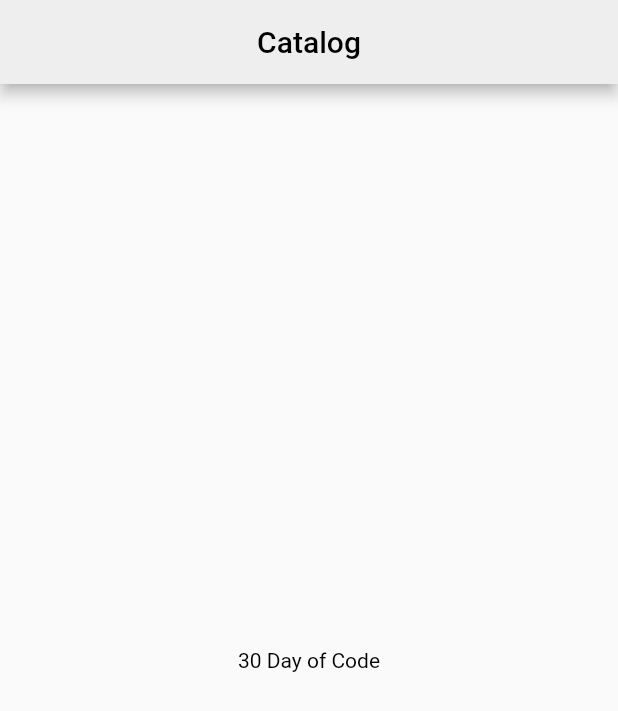
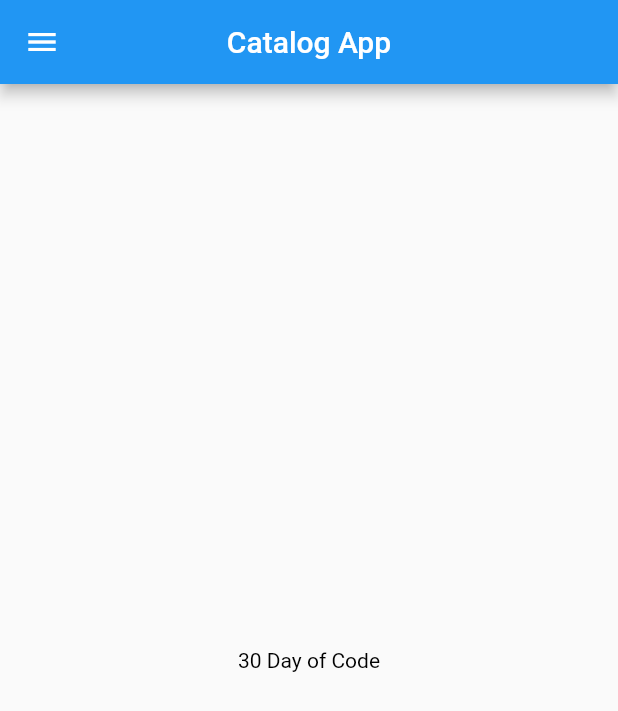
Before and after one commit to ayush-mahawar26/Catalog-App, a Flutter app: the screen it shows after launch, on a phone screen of 412 x 824 dp. Shown: the top 711 px of the screen. Run offline on Flutter 3.47's test engine with Material 2 defaults, Android fonts, the phone set to English and light mode, and no system bars.

Commit message:
done day1

```diff
--- a/lib/main.dart
+++ b/lib/main.dart
@@ -18,13 +18,8 @@ class _HomeState extends State<Home> {
   Widget build(BuildContext context) {
     return Scaffold(
       appBar: AppBar(
-        title: Text("Catalog",
-        style: TextStyle(
-          color: Colors.black ,
-          ),
-        ),
+        title: Text("Catalog App"),
         centerTitle: true,
-        backgroundColor: Colors.grey[200],
       ),
       body : Center(
         child:Text("30 Day of Code" ,
@@ -32,7 +27,9 @@ class _HomeState extends State<Home> {
           color: Colors.black,
           ),
         ),
-      )
+      ) ,
+
+        drawer: Drawer(),
     );
   }
 }
```
